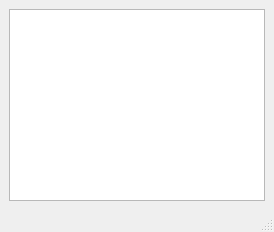
Old version of the form src/ui/main_window.ui in the repository drustan-hawk/glowing-octo-robot.
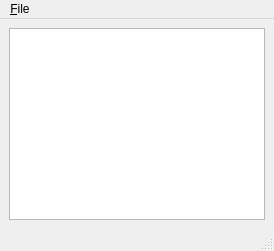
New version of the form.

Commit message: Fix main_window.ui format for uic

What changed in the file:
```diff
--- a/src/ui/main_window.ui
+++ b/src/ui/main_window.ui
@@ -21,6 +21,13 @@
      <height>22</height>
     </rect>
    </property>
+     <widget class="QMenu" name="menuFile">
+      <property name="title">
+       <string>&amp;File</string>
+      </property>
+      <addaction name="actionOpen"/>
+      <addaction name="actionExit"/>
+     </widget>
    <addaction name="menuFile"/>
   </widget>
   <widget class="QStatusBar" name="statusbar"/>
```
Left out of the diff: 7 changed lines with no effect on the pictures. Lines whose indentation alone changed are shown as unchanged.
